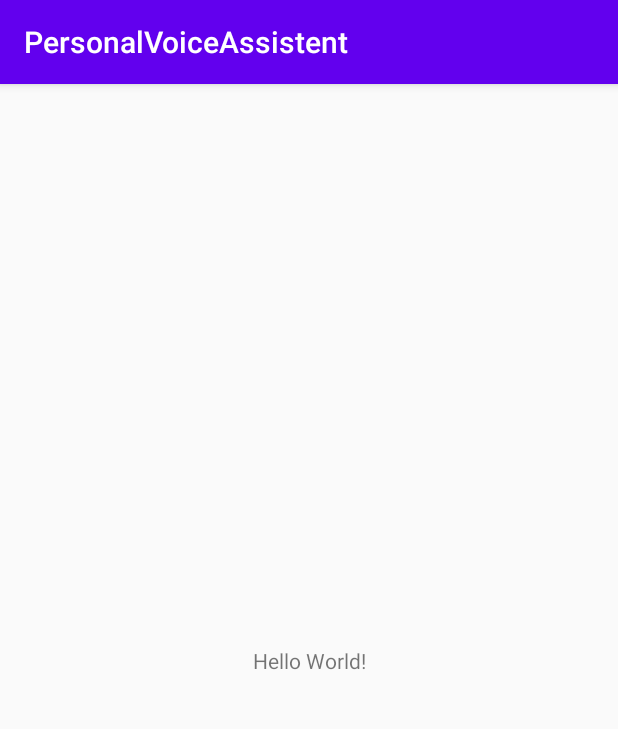
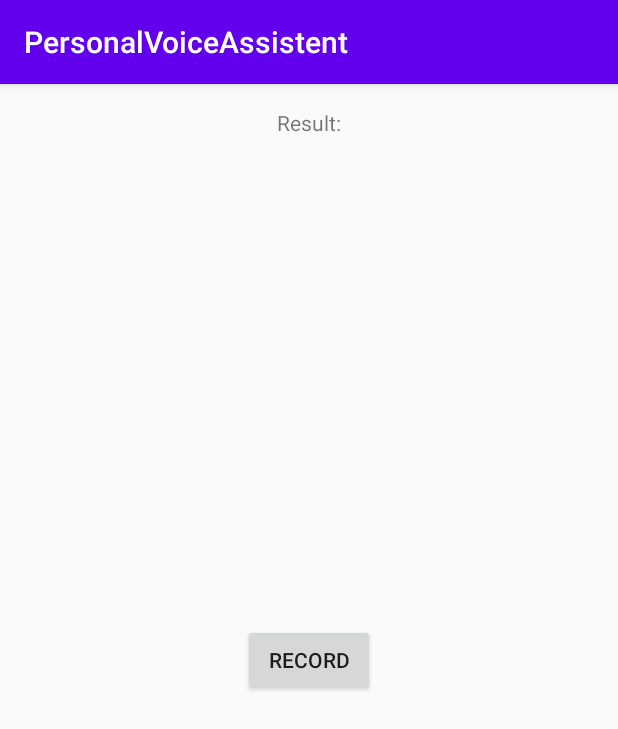
Before and after one commit to apurbar06/PersonalVoiceAssistent, an Android app: the screen it shows after launch (MainActivity), on a phone screen of 412 x 824 dp. Shown: the top 729 px of the screen. Run offline under Robolectric (Android 15) with nearby library versions, the phone set to English and light mode, and no system bars.

Commit message:
added simple voice recognition implementation

```diff
--- a/app/src/main/AndroidManifest.xml
+++ b/app/src/main/AndroidManifest.xml
@@ -1,7 +1,7 @@
 <?xml version="1.0" encoding="utf-8"?>
 <manifest xmlns:android="http://schemas.android.com/apk/res/android"
     package="com.personalvoiceassistent">
-
+    <uses-permission android:name="android.permission.RECORD_AUDIO" />
     <application
         android:allowBackup="true"
         android:icon="@mipmap/ic_launcher"
--- a/app/src/main/res/layout/activity_main.xml
+++ b/app/src/main/res/layout/activity_main.xml
@@ -6,13 +6,26 @@
     android:layout_height="match_parent"
     tools:context=".MainActivity">
 
-    <TextView
+    <Button
+        android:id="@+id/button"
         android:layout_width="wrap_content"
         android:layout_height="wrap_content"
-        android:text="Hello World!"
+        android:onClick="recogniseSpeech"
+        android:text="Record"
         app:layout_constraintBottom_toBottomOf="parent"
         app:layout_constraintLeft_toLeftOf="parent"
         app:layout_constraintRight_toRightOf="parent"
         app:layout_constraintTop_toTopOf="parent" />
 
+    <TextView
+        android:id="@+id/resultText"
+        android:layout_width="wrap_content"
+        android:layout_height="wrap_content"
+        android:layout_marginTop="16dp"
+        android:onClick="recogniseSpeech"
+        android:text="Result:"
+        app:layout_constraintEnd_toEndOf="parent"
+        app:layout_constraintStart_toStartOf="parent"
+        app:layout_constraintTop_toTopOf="parent" />
+
 </androidx.constraintlayout.widget.ConstraintLayout>
```
Also changed, not shown: app/src/main/java/com/personalvoiceassistent/MainActivity.java (+45 -1 lines).
